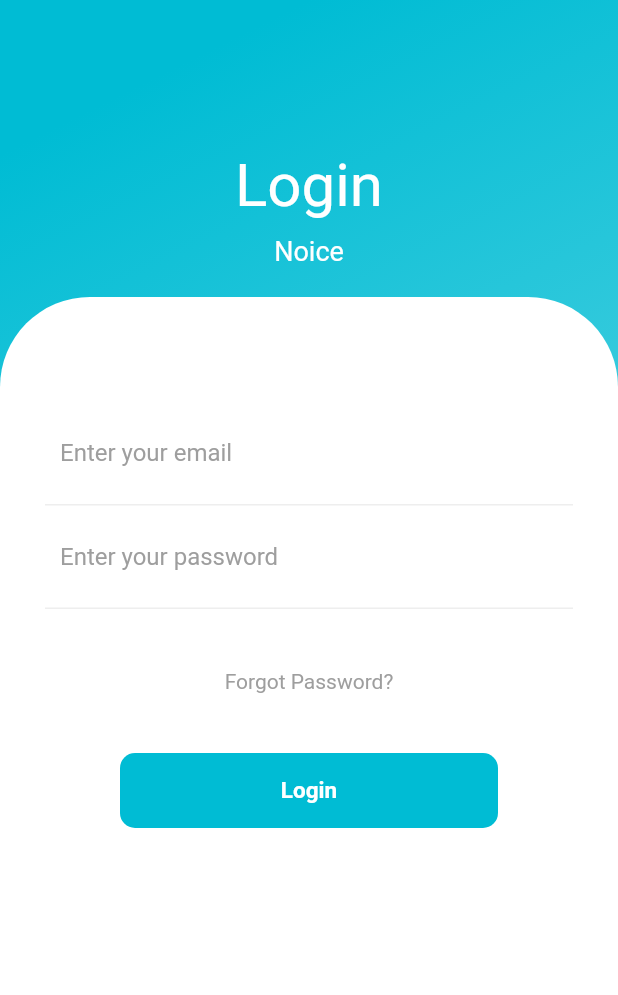
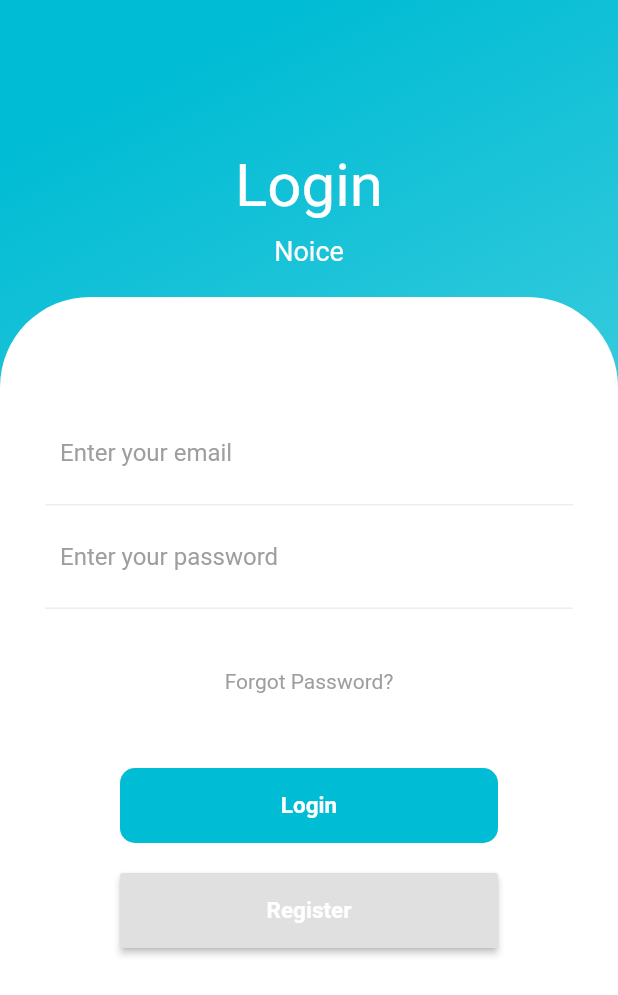
Before and after one commit to TB3C-Hieu/Flutter_app_client_side, a Flutter app: the screen it shows after launch, on a phone screen of 412 x 824 dp. Shown: the top 995 px of the screen. Run offline on Flutter 3.47's test engine with Material 2 defaults, Android fonts, the phone set to English and light mode, and no system bars.

Commit message:
routing handler

```diff
--- a/lib/Pages/LoginScreen/Component/Button.dart
+++ b/lib/Pages/LoginScreen/Component/Button.dart
@@ -1,12 +1,15 @@
+import 'package:appro/Pages/Register/Register.dart';
 import 'package:flutter/material.dart';
-
+import 'package:appro/Routing_Handler/Routing_Handler.dart';
 class Button extends StatelessWidget{
 
   @override
   Widget build(BuildContext context){
-    return Container(
+    return Column(
+      children: <Widget>[
+      Container(
       height: 50,
-      margin: EdgeInsets.symmetric(horizontal: 50),
+      margin: EdgeInsets.fromLTRB(50, 10, 50, 20),
       decoration: BoxDecoration(
         color: Colors.cyan[500],
         borderRadius: BorderRadius.circular(10),
@@ -21,6 +24,31 @@ class Button extends StatelessWidget{
           ),
         ),
       ),
+    ),
+        Container(
+          height: 50,
+          margin: EdgeInsets.symmetric(horizontal: 50),
+          decoration: BoxDecoration(
+            color: Colors.cyan[500],
+            borderRadius: BorderRadius.circular(10),
+          ),
+        child: RaisedButton(
+          onPressed: () {
+            Navigator.pushNamed(context, '/Register');
+          },
+          child: Center(
+            child: Text(
+              "Register",
+              style: TextStyle(
+                  color: Colors.white,
+                  fontSize:  15,
+                  fontWeight: FontWeight.bold
+              ),
+            ),
+          ),
+        )
+        )
+      ]
     );
   }
 }
--- a/lib/Routing_Handler/Routing_Handler.dart
+++ b/lib/Routing_Handler/Routing_Handler.dart
@@ -1,17 +1,35 @@
 import 'package:appro/Pages/LoginScreen/LoginPage.dart';
+import 'package:appro/Pages/Register/Register.dart';
 import 'package:flutter/material.dart';
 
 import 'package:appro/main.dart';
 
-class RouteHandler{
-  static Route<dynamic> generateRoute(RouteSettings settings)
-  {
+class RouteHandler {
+
+
+  static Route<dynamic> generateRoute(RouteSettings settings) {
     final args = settings.arguments;
+      switch (settings.name) {
+        case '/':
+          return MaterialPageRoute(builder: (_) => LoginPage());
+        case '/Register':
+          return MaterialPageRoute(builder: (_) => Register());
 
-    switch(settings.name)
-    {
-      case '/':
-        return MaterialPageRoute(builder: (_) => LoginPage());
+          return _errorRoute();
+        default:
+          return _errorRoute();
+      }
     }
+  static Route<dynamic> _errorRoute(){
+    return MaterialPageRoute(builder: (_){
+     return Scaffold(
+       appBar: AppBar(
+         title: Text('Error'),
+       ),
+       body: Center(
+         child: Text('ERROR'),
+       ),
+     ) ;
+    });
   }
 }
--- a/lib/main.dart
+++ b/lib/main.dart
@@ -1,3 +1,5 @@
+import 'package:appro/Pages/Register/Register.dart';
+import 'package:appro/Routing_Handler/Routing_Handler.dart';
 import 'package:flutter/material.dart';
 
 import 'Pages/LoginScreen/LoginPage.dart';
@@ -11,7 +13,8 @@ class MyApp extends StatelessWidget {
   Widget build(BuildContext context) {
     return new MaterialApp(
       debugShowCheckedModeBanner: false,
-      home: LoginPage(),
+      initialRoute: '/' ,
+      onGenerateRoute: RouteHandler.generateRoute,
     );
   }
 }
```
Also changed, not shown: lib/Pages/Register/Componnet/Button1.dart (added, +26 -0 lines), lib/Pages/Register/Componnet/Header1.dart (added, +22 -0 lines), lib/Pages/Register/Componnet/InputField1.dart (added, +74 -0 lines), lib/Pages/Register/Componnet/InputWrapper1.dart (added, +27 -0 lines), lib/Pages/Register/Register.dart (added, +43 -0 lines).
